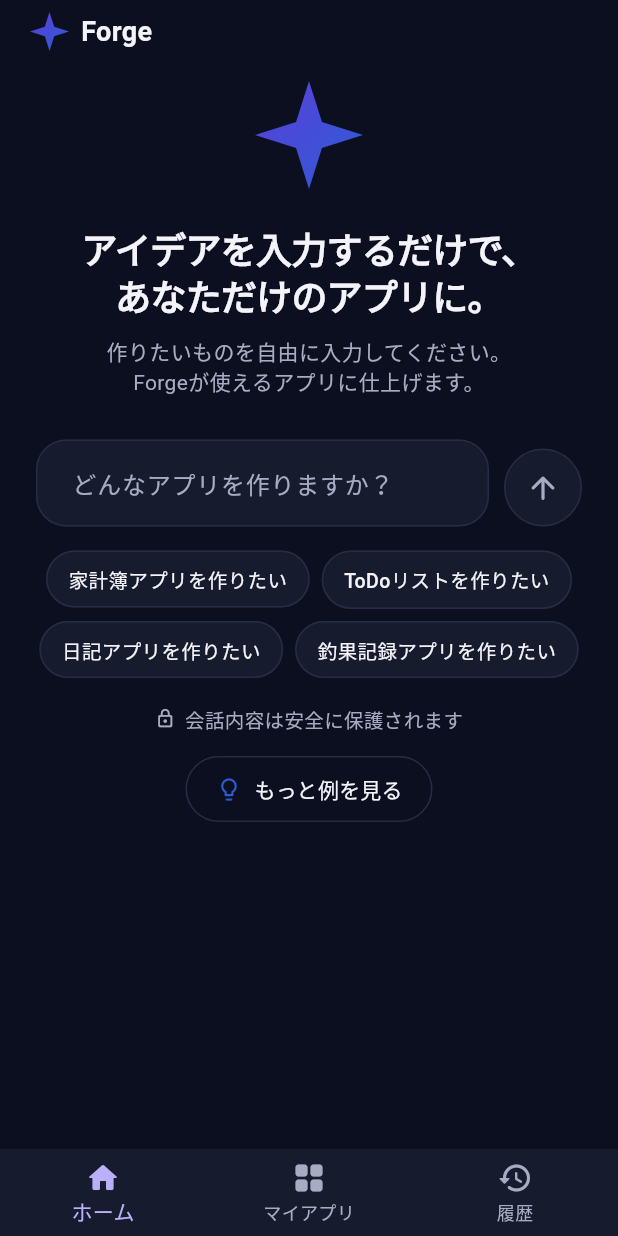
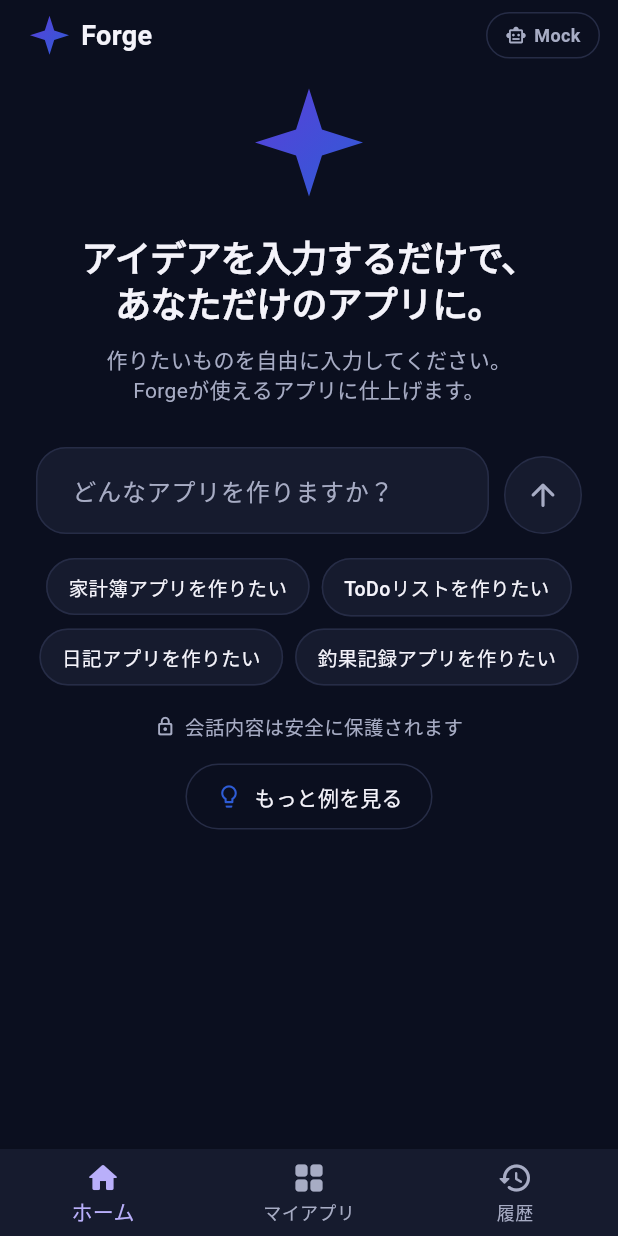
Before and after one commit to hs9cghkmpw-alt/forge, a Flutter app: the screen it shows after launch, on a phone screen of 412 x 824 dp. Run offline on Flutter 3.47's test engine with Material 3 defaults, Android fonts, the phone set to English and light mode, and no system bars; our stand-ins replace dio, flutter_riverpod, shared_preferences; Roboto replaces fonts that are missing (Helvetica).

Commit message:
feat(frontend): add Mock/Gemini provider toggle to home screen (Task048)
CEO said 'push forward' after the last report listed 'no Flutter UI to
pick Gemini' as a known gap. Threaded an optional provider parameter
through the whole generation call chain (AiGenerationApi -> repositories
-> use case -> GenerationRequest -> GenerationFlowScreen) so the HTTP
request can carry generation_options.provider without changing the
request shape when it's omitted (existing tests calling generate(text)
with one arg are unaffected).

Added a small pill toggle to the home screen header instead of a
settings screen -- Forge's own stated constitution principle is
'conversation over settings,' and this is really a dev/testing switch
between mock and a real backend, not an end-user preference, so it isn't
persisted and resets to mock on restart. Hidden entirely when the app is
built in local Mock Mode (USE_MOCK_GENERATION=true), since Provider
selection is meaningless when Flutter never talks to the backend at all.

Added 2 new tests capturing the actual outgoing request body via the
existing Dio interceptor-scripting pattern already used in this test
file, verifying generation_options is present/absent correctly. Could not
run any of this through flutter analyze/test (no SDK here) -- did what's
possible without a compiler: grepped for every class implementing
AppGenerationRepository to confirm none were missed, checked existing
tests still call generate() compatibly, and manually verified brace/paren
balance across all 8 touched files.

Backend/forge_ai suite re-run as a regression check since this touches
nothing Python: 917 passed, 12 skipped, unchanged.

```diff
--- a/frontend/lib/features/app_generation/data/repositories/api_app_generation_repository.dart
+++ b/frontend/lib/features/app_generation/data/repositories/api_app_generation_repository.dart
@@ -41,13 +41,13 @@ class ApiAppGenerationRepository implements AppGenerationRepository {
   static const _scope = 'ApiAppGenerationRepository';
 
   @override
-  Future<GenerationOutcome> generate(String text) async {
+  Future<GenerationOutcome> generate(String text, {String? provider}) async {
     ForgeLogger.start(_scope, 'generate()');
     // ログへ入力文をそのまま出すが、kDebugMode時のみの出力
     // (`ForgeLogger`実装参照)であり、本番ビルドでは出力されない。
-    ForgeLogger.request(_scope, 'prompt="$text"');
+    ForgeLogger.request(_scope, 'prompt="$text" provider=${provider ?? "(default)"}');
     try {
-      final body = await _api.generate(text);
+      final body = await _api.generate(text, provider: provider);
       final outcome = _parseOutcome(body);
       _logOutcome(outcome);
       return outcome;
--- a/frontend/lib/features/app_generation/data/repositories/mock_app_generation_repository.dart
+++ b/frontend/lib/features/app_generation/data/repositories/mock_app_generation_repository.dart
@@ -27,7 +27,10 @@ class MockAppGenerationRepository implements AppGenerationRepository {
   static const _artificialDelay = Duration(milliseconds: 650);
 
   @override
-  Future<GenerationOutcome> generate(String text) async {
+  Future<GenerationOutcome> generate(String text, {String? provider}) async {
+    // `provider`はBackendへの接続がある場合のみ意味を持つ(このRepositoryは
+    // HTTP通信を一切行わないため、常に無視する。FORGE-AI-CONNECT-001対応で
+    // Interfaceへ追加されたが、Mock Mode自体の挙動は変えない)。
     ForgeLogger.start(_scope, 'generate() called (mock, no network)');
     ForgeLogger.request(_scope, 'building mock document for: "$text"');
 
--- a/frontend/lib/features/app_generation/domain/usecases/generate_app_usecase.dart
+++ b/frontend/lib/features/app_generation/domain/usecases/generate_app_usecase.dart
@@ -7,7 +7,8 @@ class GenerateAppUseCase {
   final AppGenerationRepository _repository;
   const GenerateAppUseCase(this._repository);
 
-  Future<GenerationOutcome> call(String text) => _repository.generate(text);
+  Future<GenerationOutcome> call(String text, {String? provider}) =>
+      _repository.generate(text, provider: provider);
 }
 
 /// FORGE v0.2 P0.2対応: `needs_confirmation`への回答送信ユースケース。
--- a/frontend/lib/features/app_generation/presentation/screens/home_screen.dart
+++ b/frontend/lib/features/app_generation/presentation/screens/home_screen.dart
@@ -1,6 +1,7 @@
 import 'package:flutter/material.dart';
 import 'package:flutter_riverpod/flutter_riverpod.dart';
 
+import '../../../../core/config/app_config.dart';
 import '../../../../core/theme/forge_theme.dart';
 import '../../../../shared_widgets/forge_sparkle_mark.dart';
 import '../../../../shared_widgets/generated_app_host_shell.dart';
@@ -9,6 +10,7 @@ import '../../../app_library/domain/entities/saved_forge_app.dart';
 import '../../../app_library/presentation/providers/app_library_provider.dart';
 import '../../../app_library/presentation/screens/history_screen.dart';
 import '../../../app_library/presentation/screens/my_apps_screen.dart';
+import '../providers/app_generation_provider.dart';
 import '../widgets/example_picker_sheet.dart';
 import 'generation_flow_screen.dart';
 
@@ -72,8 +74,9 @@ class _HomeScreenState extends ConsumerState<HomeScreen> {
   void _onSubmit() {
     final text = _controller.text.trim();
     if (text.isEmpty) return;
+    final provider = ref.read(selectedAiProviderProvider);
     Navigator.of(context).push(
-      MaterialPageRoute<void>(builder: (_) => GenerationFlowScreen(inputText: text)),
+      MaterialPageRoute<void>(builder: (_) => GenerationFlowScreen(inputText: text, provider: provider)),
     );
   }
 
@@ -140,6 +143,12 @@ class _HomeScreenState extends ConsumerState<HomeScreen> {
                       'Forge',
                       style: TextStyle(fontSize: 18, fontWeight: FontWeight.w700, color: ForgeTheme.consoleInk),
                     ),
+                    const Spacer(),
+                    // FORGE-AI-CONNECT-001対応(2026-08-10): Mock Modeで
+                    // ビルドされている場合(`USE_MOCK_GENERATION=true`)は
+                    // Backendへ接続しないため、Provider切り替え自体が
+                    // 意味を持たない。Live Mode(既定)のときだけ表示する。
+                    if (!AppConfig.current.mockMode) const _ProviderToggle(),
                   ],
                 ),
               ),
@@ -399,3 +408,57 @@ class _SendButton extends StatelessWidget {
     );
   }
 }
+
+/// FORGE-AI-CONNECT-001対応(2026-08-10)。Backendの生成Providerを
+/// `mock`⇔`gemini`でタップ切り替えする、小さなピル型トグル。
+///
+/// 「設定より会話」(Forge Constitution第三原則)を踏まえ、専用の設定画面は
+/// 作らず、ホーム画面のヘッダーに収まる最小限のUIにした。永続化もしない
+/// (`selectedAiProviderProvider`参照)。
+class _ProviderToggle extends ConsumerWidget {
+  const _ProviderToggle();
+
+  @override
+  Widget build(BuildContext context, WidgetRef ref) {
+    final provider = ref.watch(selectedAiProviderProvider);
+    final isGemini = provider == 'gemini';
+
+    return Tooltip(
+      message: isGemini ? 'Gemini APIを使用中(タップでMockへ切り替え)' : 'Mockを使用中(タップでGeminiへ切り替え)',
+      child: Material(
+        color: Colors.transparent,
+        borderRadius: BorderRadius.circular(999),
+        child: InkWell(
+          borderRadius: BorderRadius.circular(999),
+          onTap: () => ref.read(selectedAiProviderProvider.notifier).state = isGemini ? null : 'gemini',
+          child: Container(
+            padding: const EdgeInsets.symmetric(horizontal: 12, vertical: 6),
+            decoration: BoxDecoration(
+              borderRadius: BorderRadius.circular(999),
+              border: Border.all(color: isGemini ? ForgeTheme.gradientEnd : ForgeTheme.consoleBorder),
+            ),
+            child: Row(
+              mainAxisSize: MainAxisSize.min,
+              children: [
+                Icon(
+                  isGemini ? Icons.auto_awesome_rounded : Icons.smart_toy_outlined,
+                  size: 14,
+                  color: isGemini ? ForgeTheme.gradientEnd : ForgeTheme.consoleInkSoft,
+                ),
+                const SizedBox(width: 5),
+                Text(
+                  isGemini ? 'Gemini' : 'Mock',
+                  style: TextStyle(
+                    fontSize: 12,
+                    fontWeight: FontWeight.w600,
+                    color: isGemini ? ForgeTheme.consoleInk : ForgeTheme.consoleInkSoft,
+                  ),
+                ),
+              ],
+            ),
+          ),
+        ),
+      ),
+    );
+  }
+}
```
Also changed, not shown: frontend/lib/features/app_generation/data/datasources/ai_generation_api.dart (+11 -5 lines), frontend/lib/features/app_generation/domain/repositories/app_generation_repository.dart (+6 -1 lines), frontend/lib/features/app_generation/presentation/providers/app_generation_provider.dart (+17 -4 lines), frontend/lib/features/app_generation/presentation/screens/generation_flow_screen.dart (+9 -2 lines), 4 other files.
